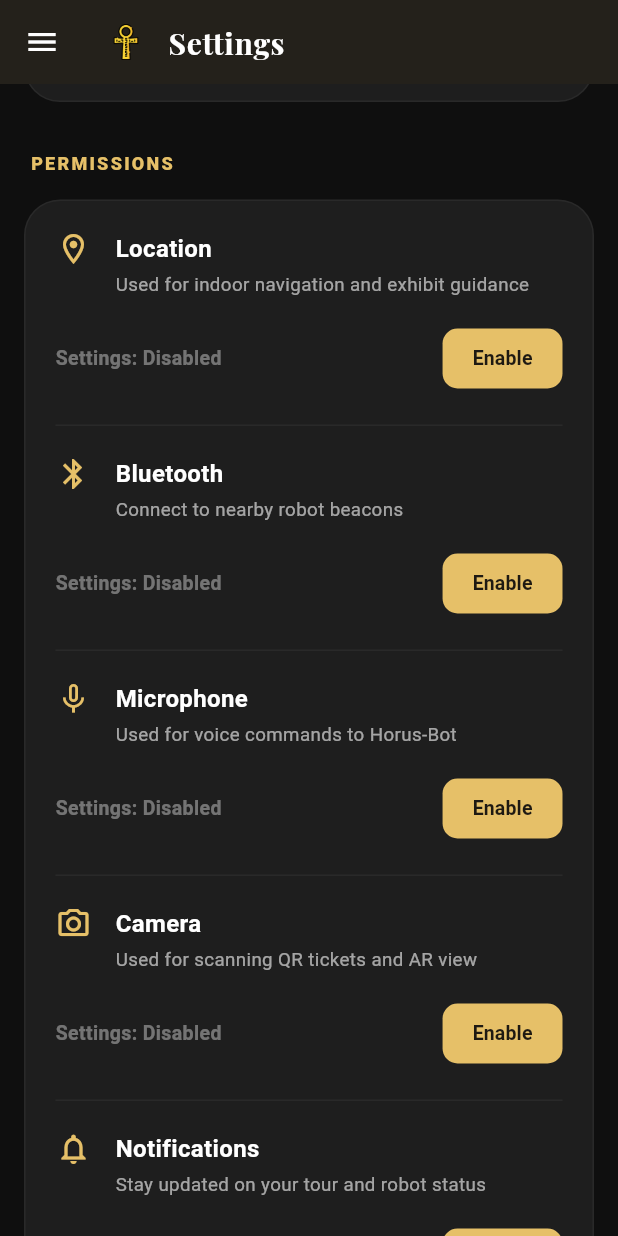
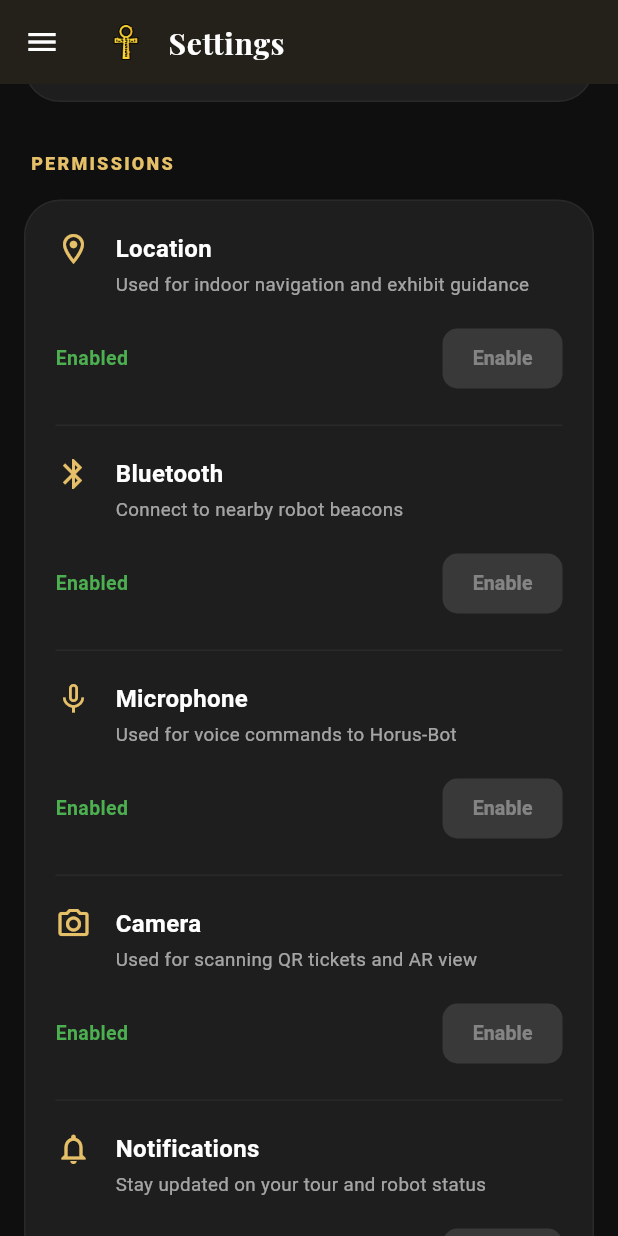
Before and after one commit to Farida-Waheed/museum_app, a Flutter app: the AccessibilityScreen screen opened by its route, scrolled down 576 dp, after a tap on the "menu" icon, on a phone screen of 412 x 824 dp. Run offline on Flutter 3.47's test engine with Material 3 defaults, Android fonts, the phone set to English and light mode, and no system bars; our stand-ins replace audioplayers, permission_handler, shared_preferences; missing offline and left inert: mobile_scanner; accounts and stored records are empty; project files that could hold a hidden picture were left out.

```diff
--- a/lib/app/router.dart
+++ b/lib/app/router.dart
@@ -2,6 +2,7 @@ import 'package:flutter/material.dart';
 
 import '../screens/intro/intro_screen.dart';
 import '../screens/onboarding/onboarding_screen.dart';
+import '../screens/onboarding/permission_onboarding_screen.dart';
 import '../screens/home/home_screen.dart';
 
 import '../screens/map/map_screen.dart';
@@ -35,6 +36,7 @@ class AppRoutes {
   static const String intro = '/';
   static const String mainHome = '/home';
   static const String onboarding = '/onboarding';
+  static const String permissionOnboarding = '/permission_onboarding';
 
   static const String map = '/map';
   static const String exhibits = '/exhibits'; // Added for consistency
@@ -68,6 +70,7 @@ class AppRoutes {
     return {
       intro: (context) => const IntroScreen(),
       onboarding: (context) => const OnboardingScreen(),
+      permissionOnboarding: (context) => const PermissionOnboardingScreen(),
       mainHome: (context) => const HomeScreen(),
 
       map: (context) => const MapScreen(),
--- a/lib/core/services/mock_data.dart
+++ b/lib/core/services/mock_data.dart
@@ -134,10 +134,10 @@ class MockDataService {
   // -------------------------
   static final List<MockNews> news = [
     MockNews(
-      title: "New Discovery in Saqqara",
-      description: "Archaeologists have uncovered a well-preserved tomb from the Old Kingdom era.",
+      title: "Grand Egyptian Museum announces updated opening schedule",
+      description: "The museum will now be open for evening tours starting next month.",
       image: "assets/images/Onboarding.jpg",
-      source: "National Geographic",
+      source: "Official Museum Update",
       date: DateTime.now().subtract(const Duration(days: 1)),
     ),
     MockNews(
--- a/lib/screens/home/home_screen.dart
+++ b/lib/screens/home/home_screen.dart
@@ -511,8 +511,8 @@ class _HomeScreenState extends State<HomeScreen> with TickerProviderStateMixin {
                                       borderRadius: BorderRadius.circular(8),
                                     ),
                                     child: Text(
-                                      "LATEST",
-                                      style: TextStyle(color: AppColors.primaryGold, fontSize: 10, fontWeight: FontWeight.bold, letterSpacing: 1),
+                                      item.source.toUpperCase(),
+                                      style: const TextStyle(color: AppColors.primaryGold, fontSize: 10, fontWeight: FontWeight.bold, letterSpacing: 1),
                                     ),
                                   ),
                                   const SizedBox(height: 12),
--- a/lib/screens/onboarding/onboarding_screen.dart
+++ b/lib/screens/onboarding/onboarding_screen.dart
@@ -38,7 +38,7 @@ class _OnboardingScreenState extends State<OnboardingScreen>
 
   void _completeOnboarding(UserPreferencesModel prefs) {
     prefs.setCompletedOnboarding(true);
-    Navigator.pushReplacementNamed(context, AppRoutes.mainHome);
+    Navigator.pushReplacementNamed(context, AppRoutes.permissionOnboarding);
   }
 
   @override
--- a/lib/screens/settings/accessibility_screen.dart
+++ b/lib/screens/settings/accessibility_screen.dart
@@ -11,8 +11,61 @@ import '../../widgets/app_menu_shell.dart';
 import '../../widgets/bottom_nav.dart';
 import '../../widgets/dialogs/location_permission_dialog.dart';
 
-class AccessibilityScreen extends StatelessWidget {
+class AccessibilityScreen extends StatefulWidget {
   const AccessibilityScreen({super.key});
+
+  @override
+  State<AccessibilityScreen> createState() => _AccessibilityScreenState();
+}
+
+class _AccessibilityScreenState extends State<AccessibilityScreen> {
+  Map<Permission, PermissionStatus> _statuses = {};
+
+  @override
+  void initState() {
+    super.initState();
+    _checkAllPermissions();
+  }
+
+  Future<void> _checkAllPermissions() async {
+    if (kIsWeb) return;
+    final statuses = await [
+      Permission.location,
+      Permission.notification,
+      Permission.camera,
+      Permission.microphone,
+      Permission.bluetooth,
+    ].request();
+    if (mounted) {
+      setState(() => _statuses = statuses);
+    }
+  }
+
+  Future<void> _requestPermission(Permission p) async {
+    if (kIsWeb) {
+      ScaffoldMessenger.of(context).showSnackBar(
+        const SnackBar(content: Text("Permissions are managed by your browser settings on web.")),
+      );
+      return;
+    }
+    final status = await p.request();
+    if (mounted) {
+      setState(() => _statuses[p] = status);
+      if (status.isPermanentlyDenied) {
+        openAppSettings();
+      }
+    }
+  }
+
+  String _getStatusText(Permission p, AppLocalizations l10n) {
+    if (kIsWeb) return "Managed by browser";
+    final s = _statuses[p];
+    if (s == null) return l10n.settingsDisabled;
+    if (s.isGranted) return "Enabled";
+    if (s.isDenied) return l10n.settingsDisabled;
+    if (s.isPermanentlyDenied) return "Permanently Disabled";
+    return l10n.settingsDisabled;
+  }
 
   @override
   Widget build(BuildContext context) {
@@ -148,35 +201,40 @@ class AccessibilityScreen extends StatelessWidget {
                       icon: Icons.location_on_outlined,
                       title: l10n.locationService,
                       subtitle: l10n.locationServiceSub,
-                      onEnable: () {},
+                      status: _getStatusText(Permission.location, l10n),
+                      onEnable: () => _requestPermission(Permission.location),
                     ),
                     _Divider(),
                     _PermissionItem(
                       icon: Icons.bluetooth,
                       title: l10n.bluetooth,
                       subtitle: l10n.bluetoothSub,
-                      onEnable: () {},
+                      status: _getStatusText(Permission.bluetooth, l10n),
+                      onEnable: () => _requestPermission(Permission.bluetooth),
                     ),
                     _Divider(),
                     _PermissionItem(
                       icon: Icons.mic_none,
                       title: l10n.microphone,
                       subtitle: l10n.microphoneSub,
-                      onEnable: () {},
+                      status: _getStatusText(Permission.microphone, l10n),
+                      onEnable: () => _requestPermission(Permission.microphone),
                     ),
                     _Divider(),
                     _PermissionItem(
                       icon: Icons.camera_alt_outlined,
                       title: l10n.camera,
                       subtitle: l10n.cameraSub,
-                      onEnable: () {},
+                      status: _getStatusText(Permission.camera, l10n),
+                      onEnable: () => _requestPermission(Permission.camera),
                     ),
                     _Divider(),
                     _PermissionItem(
                       icon: Icons.notifications_none,
                       title: l10n.notifications,
                       subtitle: l10n.notificationsSub,
-                      onEnable: () {},
+                      status: _getStatusText(Permission.notification, l10n),
+                      onEnable: () => _requestPermission(Permission.notification),
                     ),
                   ],
                 ),
@@ -427,9 +485,16 @@ class _PermissionItem extends StatelessWidget {
   final IconData icon;
   final String title;
   final String subtitle;
+  final String status;
   final VoidCallback onEnable;
 
-  const _PermissionItem({required this.icon, required this.title, required this.subtitle, required this.onEnable});
+  const _PermissionItem({
+    required this.icon,
+    required this.title,
+    required this.subtitle,
+    required this.status,
+    required this.onEnable,
+  });
 
   @override
   Widget build(BuildContext context) {
@@ -460,12 +525,16 @@ class _PermissionItem extends StatelessWidget {
           Row(
             children: [
               Text(
-                l10n.settingsDisabled,
-                style: const TextStyle(color: Colors.white38, fontWeight: FontWeight.bold, fontSize: 13),
+                status,
+                style: TextStyle(
+                  color: status == "Enabled" ? Colors.green : Colors.white38,
+                  fontWeight: FontWeight.bold,
+                  fontSize: 13,
+                ),
               ),
               const Spacer(),
               ElevatedButton(
-                onPressed: onEnable,
+                onPressed: status == "Enabled" ? null : onEnable,
                 style: ElevatedButton.styleFrom(
                   backgroundColor: AppColors.primaryGold,
                   foregroundColor: AppColors.darkInk,
```
Also changed, not shown: lib/l10n/app_ar.arb (+12 -1 lines), lib/l10n/app_en.arb (+12 -1 lines), lib/models/app_notification.dart (+29 -2 lines), lib/screens/onboarding/permission_onboarding_screen.dart (added, +203 -0 lines).
